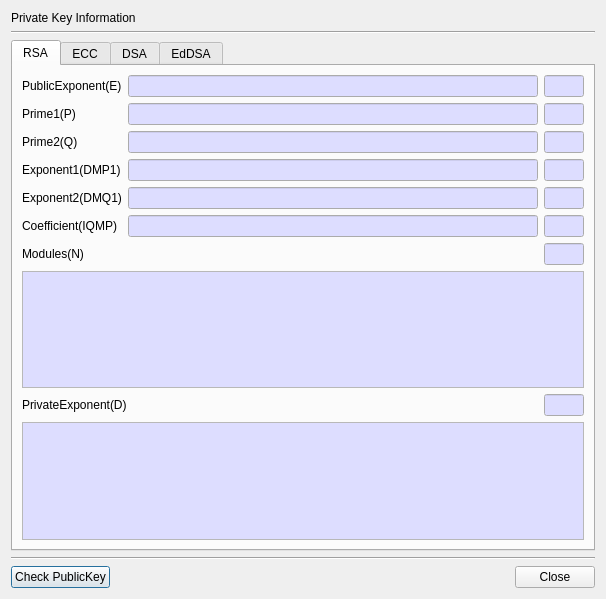
First picture: the form in CryptokiMan/pri_key_info_dlg.ui, repository jykim74/CryptokiMan, before the edit.
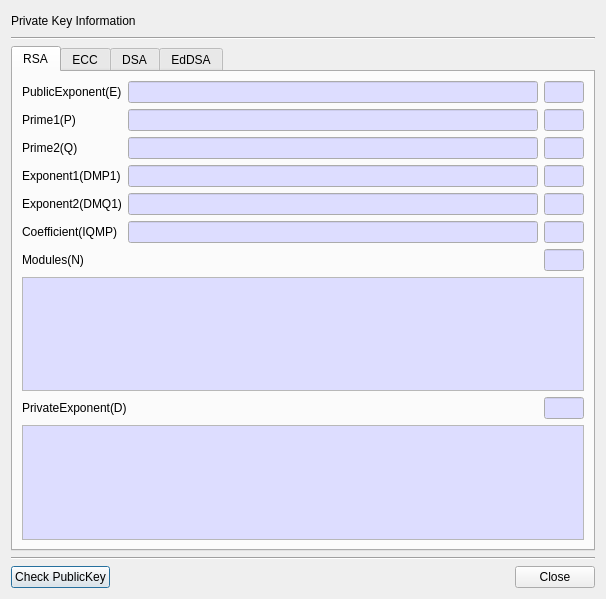
Second picture: the form after the edit.

```diff
--- a/CryptokiMan/pri_key_info_dlg.ui
+++ b/CryptokiMan/pri_key_info_dlg.ui
@@ -15,11 +15,38 @@
   </property>
   <layout class="QVBoxLayout" name="verticalLayout">
    <item>
+    <layout class="QGridLayout" name="gridLayout_10">
+     <property name="topMargin">
+      <number>0</number>
+     </property>
+     <item row="0" column="2">
+      <widget class="QLabel" name="mInfoLabel">
+       <property name="text">
+        <string/>
+       </property>
+      </widget>
+     </item>
+     <item row="0" column="0">
     <widget class="QLabel" name="mTitleLabel">
      <property name="text">
       <string>Private Key Information</string>
      </property>
     </widget>
+     </item>
+     <item row="0" column="1">
+      <spacer name="horizontalSpacer_6">
+       <property name="orientation">
+        <enum>Qt::Horizontal</enum>
+       </property>
+       <property name="sizeHint" stdset="0">
+        <size>
+         <width>40</width>
+         <height>20</height>
+        </size>
+       </property>
+      </spacer>
+     </item>
+    </layout>
    </item>
    <item>
     <widget class="Line" name="line">
```
Lines whose indentation alone changed are shown as unchanged.
